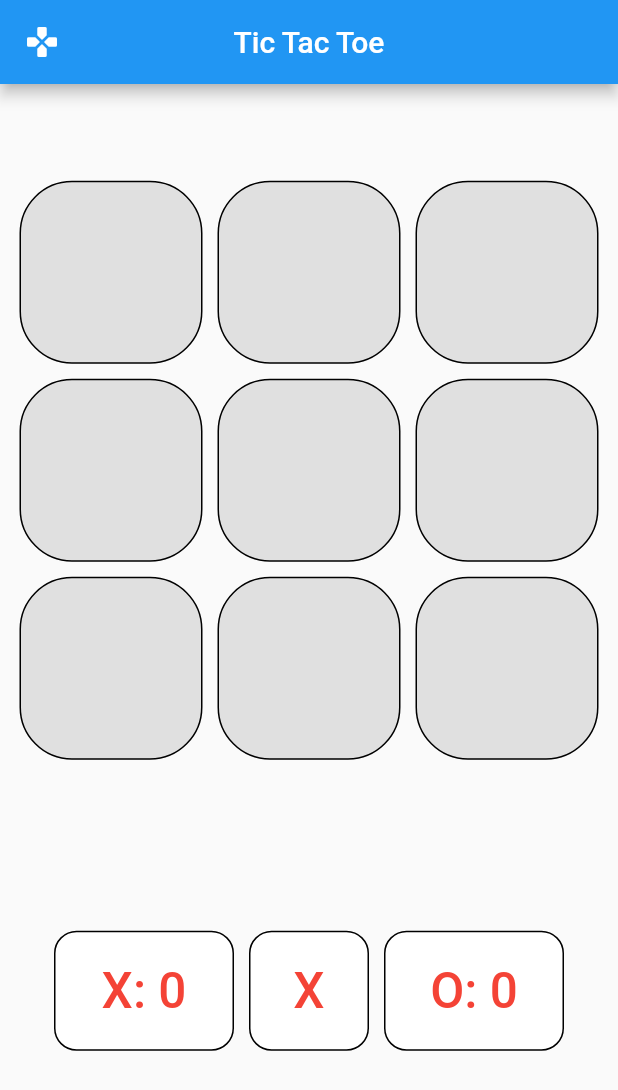
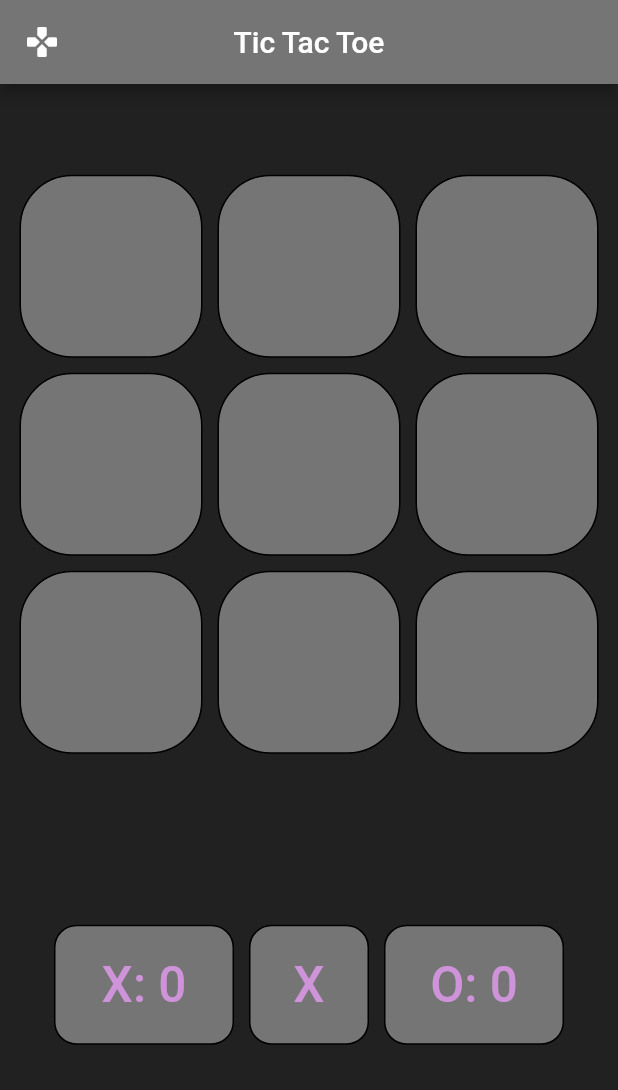
Before and after one commit to blackout358/TicTacToe, a Flutter app: the screen it shows after launch, on a phone screen of 412 x 824 dp. Shown: the top 1090 px of the screen. Run offline on Flutter 3.47's test engine with Material 2 defaults, Android fonts, the phone set to English and light mode, and no system bars.

Commit message:
Made app into dark mode

```diff
--- a/lib/main.dart
+++ b/lib/main.dart
@@ -14,6 +14,7 @@ class MainApp extends StatelessWidget {
     return MaterialApp(
       debugShowCheckedModeBanner: false,
       home: Scaffold(
+        backgroundColor: Color(0xFF212121),
         appBar: CustomAppBar(),
         body: MainScreen(),
       ),
--- a/lib/screens/main_screen.dart
+++ b/lib/screens/main_screen.dart
@@ -97,6 +97,7 @@ class _MainScreenState extends State<MainScreen> {
           //     ),
           //   ],
           // ),
+          Padding(padding: EdgeInsets.all(4)),
           WinnerText(myGameBoard: myGameBoard, winner: winner),
         ],
       ),
--- a/lib/widgets/appbar.dart
+++ b/lib/widgets/appbar.dart
@@ -16,6 +16,7 @@ class _CustomAppBarState extends State<CustomAppBar> {
   @override
   Widget build(BuildContext context) {
     return AppBar(
+      backgroundColor: Color(0xFF757575),
       leading: Icon(Icons.gamepad_rounded),
       title: const Text("Tic Tac Toe"),
       centerTitle: true,
--- a/lib/widgets/gridview_buttons.dart
+++ b/lib/widgets/gridview_buttons.dart
@@ -36,8 +36,8 @@ class _ButtonGridState extends State<ButtonGrid> {
       ),
       itemBuilder: (BuildContext context, int index) {
         return AppButtons(
-          foregroundColor: Colors.red,
-          backgroundColor: Colors.grey[300]!,
+          foregroundColor: Colors.white,
+          backgroundColor: Color(0xFF757575),
           borderColor: Colors.black,
           text: widget.myGameBoard.getGridValue(index),
           width: 10,
--- a/lib/widgets/scoreboard.dart
+++ b/lib/widgets/scoreboard.dart
@@ -19,8 +19,8 @@ class _ScoreboardState extends State<Scoreboard> {
       mainAxisAlignment: MainAxisAlignment.center,
       children: [
         AppButtons(
-          foregroundColor: Colors.red,
-          backgroundColor: Colors.white,
+          foregroundColor: Colors.purple[200]!,
+          backgroundColor: Color(0xFF757575),
           borderColor: Colors.black,
           text: "X: ${widget.myGameBoard.getXScore()}",
           width: 130,
@@ -33,8 +33,8 @@ class _ScoreboardState extends State<Scoreboard> {
           },
         ),
         AppButtons(
-          foregroundColor: Colors.red,
-          backgroundColor: Colors.white,
+          foregroundColor: Colors.purple[200]!,
+          backgroundColor: Color(0xFF757575),
           borderColor: Colors.black,
           text: widget.myGameBoard.getTurn(),
           width: 90,
@@ -48,8 +48,8 @@ class _ScoreboardState extends State<Scoreboard> {
         ),
         // Padding(padding: EdgeInsets.all(15)),
         AppButtons(
-          foregroundColor: Colors.red,
-          backgroundColor: Colors.white,
+          foregroundColor: Colors.purple[200]!,
+          backgroundColor: Color(0xFF757575),
           borderColor: Colors.black,
           text: "O: ${widget.myGameBoard.getOScore()}",
           width: 130,
--- a/lib/widgets/winner_text.dart
+++ b/lib/widgets/winner_text.dart
@@ -22,7 +22,7 @@ class _WinnerTextState extends State<WinnerText> {
       widget.myGameBoard.getWinner(),
       style: TextStyle(
         fontSize: 50,
-        color: Colors.blue[400],
+        color: Colors.purple[200]!,
       ),
     );
   }
```
